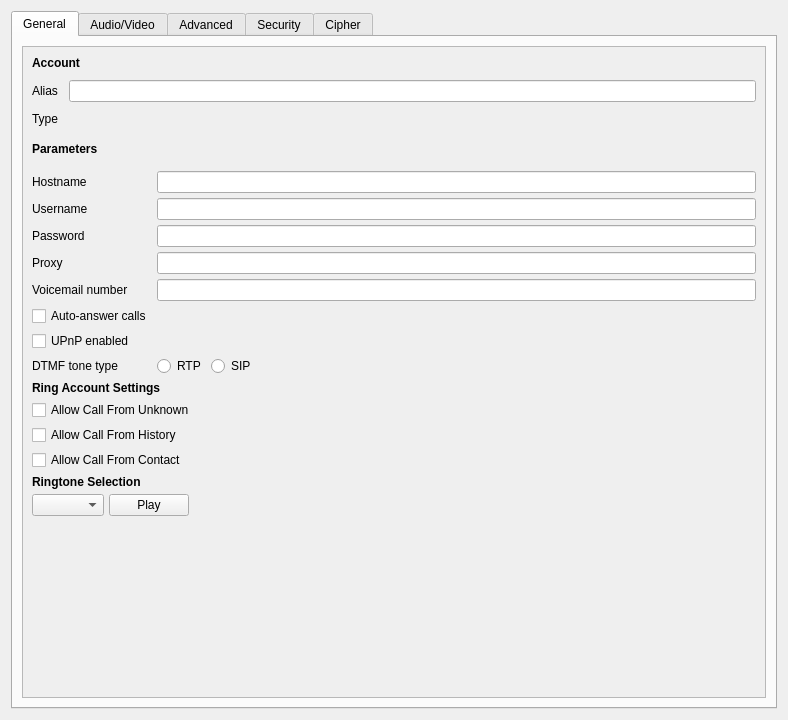
savoirfairelinux/jami-client-windows, file accountdetails.ui: the form before one commit.
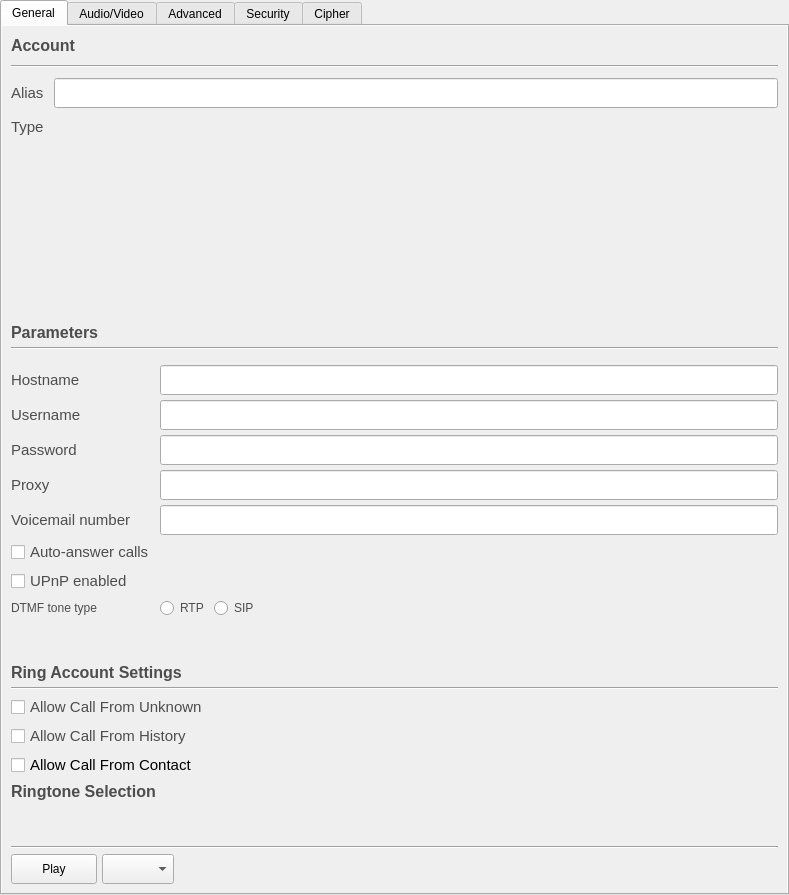
The form after the commit. Icons and pictures are not drawn.

```diff
--- a/accountdetails.ui
+++ b/accountdetails.ui
@@ -6,8 +6,8 @@
    <rect>
     <x>0</x>
     <y>0</y>
-    <width>788</width>
-    <height>720</height>
+    <width>789</width>
+    <height>895</height>
    </rect>
   </property>
   <property name="sizePolicy">
@@ -20,6 +20,21 @@
    <string>Settings</string>
   </property>
   <layout class="QVBoxLayout" name="verticalLayout">
+   <property name="spacing">
+    <number>0</number>
+   </property>
+   <property name="leftMargin">
+    <number>0</number>
+   </property>
+   <property name="topMargin">
+    <number>0</number>
+   </property>
+   <property name="rightMargin">
+    <number>0</number>
+   </property>
+   <property name="bottomMargin">
+    <number>0</number>
+   </property>
    <item>
     <widget class="QTabWidget" name="tabWidget">
      <property name="sizePolicy">
@@ -28,6 +43,9 @@
        <verstretch>0</verstretch>
       </sizepolicy>
      </property>
+     <property name="autoFillBackground">
+      <bool>true</bool>
+     </property>
      <property name="currentIndex">
       <number>0</number>
      </property>
@@ -45,8 +63,26 @@
        <property name="spacing">
         <number>0</number>
        </property>
+       <property name="leftMargin">
+        <number>0</number>
+       </property>
+       <property name="topMargin">
+        <number>0</number>
+       </property>
+       <property name="rightMargin">
+        <number>0</number>
+       </property>
+       <property name="bottomMargin">
+        <number>0</number>
+       </property>
        <item>
         <widget class="QScrollArea" name="scrollArea_2">
+         <property name="frameShape">
+          <enum>QFrame::NoFrame</enum>
+         </property>
+         <property name="frameShadow">
+          <enum>QFrame::Sunken</enum>
+         </property>
          <property name="widgetResizable">
           <bool>true</bool>
          </property>
@@ -55,8 +91,8 @@
            <rect>
             <x>0</x>
             <y>0</y>
-            <width>733</width>
-            <height>668</height>
+            <width>785</width>
+            <height>866</height>
            </rect>
           </property>
           <layout class="QVBoxLayout" name="verticalLayout_12">
@@ -81,15 +117,26 @@
                </property>
                <property name="font">
                 <font>
+                 <pointsize>12</pointsize>
                  <weight>75</weight>
                  <bold>true</bold>
                 </font>
                </property>
+               <property name="styleSheet">
+                <string notr="true">color: rgb(77, 77, 77);</string>
+               </property>
                <property name="text">
                 <string>Account</string>
                </property>
               </widget>
              </item>
+             <item>
+              <widget class="Line" name="line_4">
+               <property name="orientation">
+                <enum>Qt::Horizontal</enum>
+               </property>
+              </widget>
+             </item>
              <item>
               <layout class="QFormLayout" name="formLayout">
                <property name="verticalSpacing">
@@ -97,6 +144,14 @@
                </property>
                <item row="0" column="0">
                 <widget class="QLabel" name="aliasLabel">
+                 <property name="font">
+                  <font>
+                   <pointsize>11</pointsize>
+                  </font>
+                 </property>
+                 <property name="styleSheet">
+                  <string notr="true">color: rgb(77, 77, 77);</string>
+                 </property>
                  <property name="text">
                   <string>Alias</string>
                  </property>
@@ -113,10 +168,24 @@
                    <verstretch>0</verstretch>
                   </sizepolicy>
                  </property>
+                 <property name="minimumSize">
+                  <size>
+                   <width>0</width>
+                   <height>30</height>
+                  </size>
+                 </property>
                 </widget>
                </item>
                <item row="1" column="0">
                 <widget class="QLabel" name="typeLabel">
+                 <property name="font">
+                  <font>
+                   <pointsize>11</pointsize>
+                  </font>
+                 </property>
+                 <property name="styleSheet">
+                  <string notr="true">color: rgb(77, 77, 77);</string>
+                 </property>
                  <property name="text">
                   <string>Type</string>
                  </property>
@@ -140,7 +209,23 @@
             </layout>
            </item>
            <item>
-            <layout class="QVBoxLayout" name="verticalLayout_6" stretch="0,0,0,0,0,0,0,0,0">
+            <spacer name="verticalSpacer_2">
+             <property name="orientation">
+              <enum>Qt::Vertical</enum>
+             </property>
+             <property name="sizeType">
+              <enum>QSizePolicy::Fixed</enum>
+             </property>
+             <property name="sizeHint" stdset="0">
+              <size>
+               <width>20</width>
+               <height>40</height>
+              </size>
+             </property>
+            </spacer>
+           </item>
+           <item>
+            <layout class="QVBoxLayout" name="verticalLayout_6" stretch="0,0,0,0,0,0,0,0,0,0,0,0,0">
              <property name="spacing">
               <number>5</number>
              </property>
@@ -157,15 +242,26 @@
                </property>
                <property name="font">
                 <font>
+                 <pointsize>12</pointsize>
                  <weight>75</weight>
                  <bold>true</bold>
                 </font>
                </property>
+               <property name="styleSheet">
+                <string notr="true">color: rgb(77, 77, 77);</string>
+               </property>
                <property name="text">
                 <string>Parameters</string>
                </property>
               </widget>
              </item>
+             <item>
+              <widget class="Line" name="line_3">
+               <property name="orientation">
+                <enum>Qt::Horizontal</enum>
+               </property>
+              </widget>
+             </item>
              <item>
               <layout class="QFormLayout" name="formLayout_2">
                <property name="topMargin">
@@ -179,6 +275,14 @@
                    <verstretch>0</verstretch>
                   </sizepolicy>
                  </property>
+                 <property name="font">
+                  <font>
+                   <pointsize>11</pointsize>
+                  </font>
+                 </property>
+                 <property name="styleSheet">
+                  <string notr="true">color: rgb(77, 77, 77);</string>
+                 </property>
                  <property name="text">
                   <string>Hostname</string>
                  </property>
@@ -195,6 +299,12 @@
                    <verstretch>0</verstretch>
                   </sizepolicy>
                  </property>
+                 <property name="minimumSize">
+                  <size>
+                   <width>0</width>
+                   <height>30</height>
+                  </size>
+                 </property>
                 </widget>
                </item>
                <item row="2" column="0">
@@ -205,6 +315,14 @@
                    <verstretch>0</verstretch>
                   </sizepolicy>
                  </property>
+                 <property name="font">
+                  <font>
+                   <pointsize>11</pointsize>
+                  </font>
+                 </property>
+                 <property name="styleSheet">
+                  <string notr="true">color: rgb(77, 77, 77);</string>
+                 </property>
                  <property name="text">
                   <string>Password</string>
                  </property>
@@ -221,6 +339,12 @@
                    <verstretch>0</verstretch>
                   </sizepolicy>
                  </property>
+                 <property name="minimumSize">
+                  <size>
+                   <width>0</width>
+                   <height>30</height>
+                  </size>
+                 </property>
                  <property name="echoMode">
                   <enum>QLineEdit::PasswordEchoOnEdit</enum>
                  </property>
@@ -234,6 +358,14 @@
                    <verstretch>0</verstretch>
                   </sizepolicy>
                  </property>
+                 <property name="font">
+                  <font>
+                   <pointsize>11</pointsize>
+                  </font>
+                 </property>
+                 <property name="styleSheet">
+                  <string notr="true">color: rgb(77, 77, 77);</string>
+                 </property>
                  <property name="text">
                   <string>Proxy</string>
                  </property>
@@ -250,6 +382,12 @@
                    <verstretch>0</verstretch>
                   </sizepolicy>
                  </property>
+                 <property name="minimumSize">
+                  <size>
+                   <width>0</width>
+                   <height>30</height>
+                  </size>
+                 </property>
                 </widget>
                </item>
                <item row="4" column="0">
@@ -260,6 +398,14 @@
                    <verstretch>0</verstretch>
                   </sizepolicy>
                  </property>
+                 <property name="font">
+                  <font>
+                   <pointsize>11</pointsize>
+                  </font>
+                 </property>
+                 <property name="styleSheet">
+                  <string notr="true">color: rgb(77, 77, 77);</string>
+                 </property>
                  <property name="text">
                   <string>Voicemail number</string>
                  </property>
@@ -276,10 +422,24 @@
                    <verstretch>0</verstretch>
                   </sizepolicy>
                  </property>
+                 <property name="minimumSize">
+                  <size>
+                   <width>0</width>
+                   <height>30</height>
+                  </size>
+                 </property>
                 </widget>
                </item>
                <item row="5" column="0">
                 <widget class="QCheckBox" name="lrcfg_autoAnswer">
+                 <property name="font">
+                  <font>
+                   <pointsize>11</pointsize>
+                  </font>
+                 </property>
+                 <property name="styleSheet">
+                  <string notr="true">color: rgb(77, 77, 77);</string>
+                 </property>
                  <property name="text">
                   <string>Auto-answer calls</string>
                  </property>
@@ -290,6 +450,14 @@
                  <property name="enabled">
                   <bool>true</bool>
                  </property>
+                 <property name="font">
+                  <font>
+                   <pointsize>11</pointsize>
+                  </font>
+                 </property>
+                 <property name="styleSheet">
+                  <string notr="true">color: rgb(77, 77, 77);</string>
+                 </property>
                  <property name="text">
                   <string>UPnP enabled</string>
                  </property>
@@ -297,6 +465,9 @@
                </item>
                <item row="7" column="0">
                 <widget class="QLabel" name="label">
+                 <property name="styleSheet">
+                  <string notr="true">color: rgb(77, 77, 77);</string>
+                 </property>
                  <property name="text">
                   <string>DTMF tone type</string>
                  </property>
@@ -306,6 +477,9 @@
                 <layout class="QHBoxLayout" name="horizontalLayout_2">
                  <item>
                   <widget class="QRadioButton" name="rtpRadio">
+                   <property name="styleSheet">
+                    <string notr="true">color: rgb(77, 77, 77);</string>
+                   </property>
                    <property name="text">
                     <string>RTP</string>
                    </property>
@@ -316,6 +490,9 @@
                  </item>
                  <item>
                   <widget class="QRadioButton" name="sipRadio">
+                   <property name="styleSheet">
+                    <string notr="true">color: rgb(77, 77, 77);</string>
+                   </property>
                    <property name="text">
                     <string>SIP</string>
                    </property>
@@ -350,6 +527,14 @@
                    <verstretch>0</verstretch>
                   </sizepolicy>
                  </property>
+                 <property name="font">
+                  <font>
+                   <pointsize>11</pointsize>
+                  </font>
+                 </property>
+                 <property name="styleSheet">
+                  <string notr="true">color: rgb(77, 77, 77);</string>
+                 </property>
                  <property name="text">
                   <string>Username</string>
                  </property>
@@ -369,6 +554,12 @@
                    <verstretch>0</verstretch>
                   </sizepolicy>
                  </property>
+                 <property name="minimumSize">
+                  <size>
+                   <width>0</width>
+                   <height>30</height>
+                  </size>
+                 </property>
                  <property name="readOnly">
                   <bool>true</bool>
                  </property>
@@ -376,14 +567,34 @@
                </item>
               </layout>
              </item>
+             <item>
+              <spacer name="verticalSpacer_6">
+               <property name="orientation">
+                <enum>Qt::Vertical</enum>
+               </property>
+               <property name="sizeType">
+                <enum>QSizePolicy::Fixed</enum>
+               </property>
+               <property name="sizeHint" stdset="0">
+                <size>
+                 <width>20</width>
+                 <height>40</height>
+                </size>
+               </property>
+              </spacer>
+             </item>
              <item>
               <widget class="QLabel" name="label_27">
                <property name="font">
                 <font>
+                 <pointsize>12</pointsize>
                  <weight>75</weight>
                  <bold>true</bold>
                 </font>
                </property>
+               <property name="styleSheet">
+                <string notr="true">color: rgb(77, 77, 77);</string>
+               </property>
                <property name="text">
                 <string>Ring Account Settings</string>
                </property>
@@ -392,8 +603,23 @@
                </property>
               </widget>
              </item>
+             <item>
+              <widget class="Line" name="line">
+               <property name="orientation">
+                <enum>Qt::Horizontal</enum>
+               </property>
+              </widget>
+             </item>
              <item>
               <widget class="QCheckBox" name="lrcfg_allowIncomingFromUnknown">
+               <property name="font">
+                <font>
+                 <pointsize>11</pointsize>
+                </font>
+               </property>
+               <property name="styleSheet">
+                <string notr="true">color: rgb(77, 77, 77);</string>
+               </property>
                <property name="text">
                 <string>Allow Call From Unknown</string>
                </property>
@@ -401,6 +627,14 @@
              </item>
              <item>
               <widget class="QCheckBox" name="lrcfg_allowIncomingFromHistory">
+               <property name="font">
+                <font>
+                 <pointsize>11</pointsize>
+                </font>
+               </property>
+               <property name="styleSheet">
+                <string notr="true">color: rgb(77, 77, 77);</string>
+               </property>
                <property name="text">
                 <string>Allow Call From History</string>
                </property>
@@ -408,6 +642,11 @@
              </item>
              <item>
               <widget class="QCheckBox" name="lrcfg_allowIncomingFromContact">
+               <property name="font">
+                <font>
+                 <pointsize>11</pointsize>
+                </font>
+               </property>
                <property name="text">
                 <string>Allow Call From Contact</string>
                </property>
@@ -417,30 +656,76 @@
               <widget class="QLabel" name="label_28">
                <property name="font">
                 <font>
+                 <pointsize>12</pointsize>
                  <weight>75</weight>
                  <bold>true</bold>
                 </font>
                </property>
+               <property name="styleSheet">
+                <string notr="true">color: rgb(77, 77, 77);</string>
+               </property>
                <property name="text">
                 <string>Ringtone Selection</string>
                </property>
               </widget>
              </item>
+             <item>
+              <spacer name="verticalSpacer_5">
+               <property name="orientation">
+                <enum>Qt::Vertical</enum>
+               </property>
+               <property name="sizeType">
+                <enum>QSizePolicy::Fixed</enum>
+               </property>
+               <property name="sizeHint" stdset="0">
+                <size>
+                 <width>20</width>
+                 <height>40</height>
+                </size>
+               </property>
+              </spacer>
+             </item>
+             <item>
+              <widget class="Line" name="line_2">
+               <property name="orientation">
+                <enum>Qt::Horizontal</enum>
+               </property>
+              </widget>
+             </item>
              <item>
               <layout class="QHBoxLayout" name="horizontalLayout">
                <property name="topMargin">
                 <number>0</number>
                </property>
-               <item>
-                <widget class="QComboBox" name="ringtonesBox"/>
-               </item>
                <item>
                 <widget class="QPushButton" name="playButton">
+                 <property name="sizePolicy">
+                  <sizepolicy hsizetype="Minimum" vsizetype="Preferred">
+                   <horstretch>0</horstretch>
+                   <verstretch>0</verstretch>
+                  </sizepolicy>
+                 </property>
+                 <property name="minimumSize">
+                  <size>
+                   <width>86</width>
+                   <height>30</height>
+                  </size>
+                 </property>
                  <property name="text">
                   <string>Play</string>
                  </property>
                 </widget>
                </item>
+               <item>
+                <widget class="QComboBox" name="ringtonesBox">
+                 <property name="minimumSize">
+                  <size>
+                   <width>0</width>
+                   <height>30</height>
+                  </size>
+                 </property>
+                </widget>
+               </item>
                <item>
                 <spacer name="horizontalSpacer_6">
                  <property name="orientation">
@@ -456,22 +741,6 @@
                </item>
               </layout>
              </item>
-             <item>
-              <spacer name="verticalSpacer">
-               <property name="orientation">
-                <enum>Qt::Vertical</enum>
-               </property>
-               <property name="sizeType">
-                <enum>QSizePolicy::MinimumExpanding</enum>
-               </property>
-               <property name="sizeHint" stdset="0">
-                <size>
-                 <width>0</width>
-                 <height>40</height>
-                </size>
-               </property>
-              </spacer>
-             </item>
             </layout>
            </item>
           </layout>
```
Left out of the diff: 8 changed lines with no effect on the pictures.
